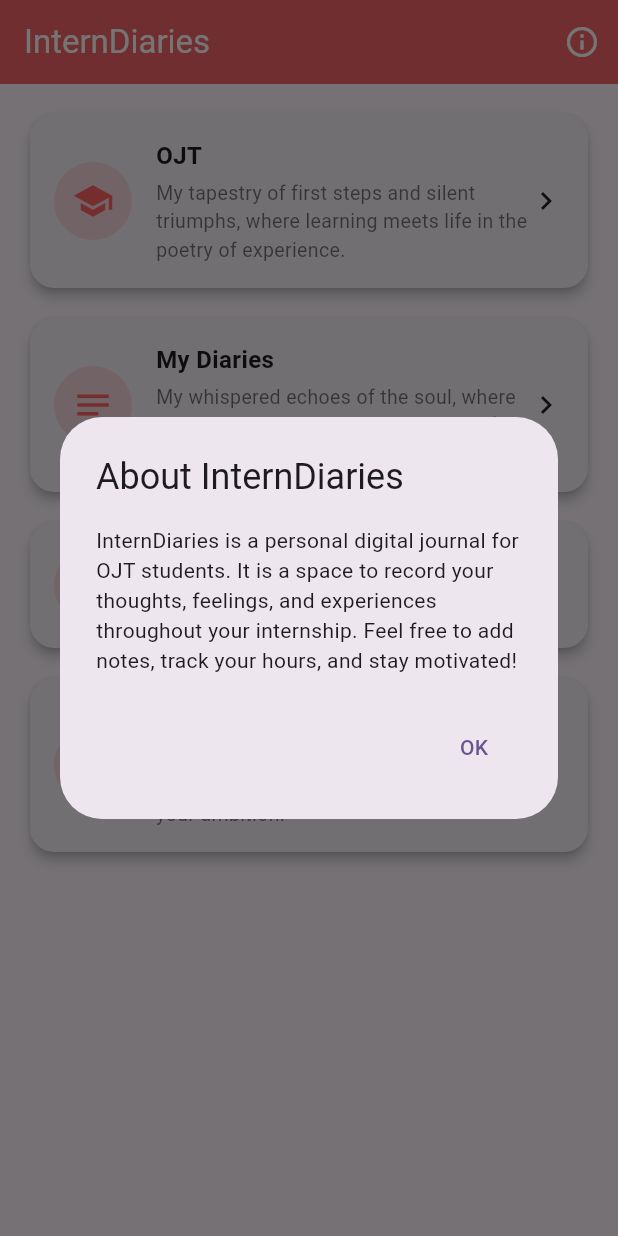
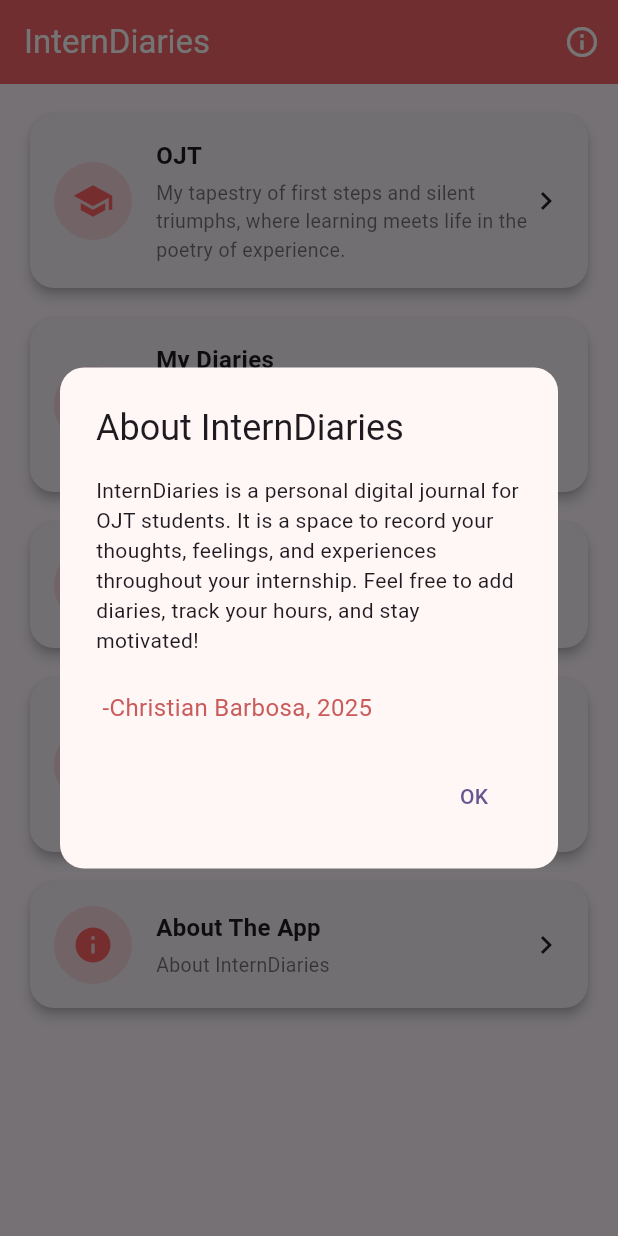
Before and after one commit to lightdarkmaster/ojt_app, a Flutter app: the screen it shows after launch, after a tap on the "info outline" icon, on a phone screen of 412 x 824 dp. Run offline on Flutter 3.47's test engine with Material 3 defaults, Android fonts, the light colour scheme and no system bars; our stand-ins replace sqflite; accounts and stored records are empty.

```diff
--- a/lib/pages/home_page.dart
+++ b/lib/pages/home_page.dart
@@ -1,4 +1,5 @@
 import 'package:flutter/material.dart';
+import 'package:ojt_app/pages/about_app.dart';
 import 'package:ojt_app/pages/my_notes.dart';
 import 'package:ojt_app/pages/ojt_hourSolver.dart';
 import 'package:ojt_app/pages/ojt_introduction.dart';
@@ -26,6 +27,8 @@ class _HomePageState extends State<HomePage> {
         page = const HourSolver();
       case 3:
         page = const Motivation();
+      case 4:
+        page = const AboutApp();
         break;
       default:
         return;
@@ -60,6 +63,11 @@ class _HomePageState extends State<HomePage> {
         'title': 'Daily Motivation',
         'subtitle': 'Each day is a blank page — rise, write boldly, and let your actions be the ink of your ambition.',
       },
+      {
+        'icon': Icons.info_rounded,
+        'title': 'About The App',
+        'subtitle': 'About InternDiaries',
+      },
     ];
 
     return Scaffold(
@@ -77,8 +85,24 @@ class _HomePageState extends State<HomePage> {
                 builder: (context) {
                   return AlertDialog(
                     title: const Text('About InternDiaries'),
-                    content: const Text(
-                      'InternDiaries is a personal digital journal for OJT students. It is a space to record your thoughts, feelings, and experiences throughout your internship. Feel free to add notes, track your hours, and stay motivated!',
+                    content: Column(
+                      crossAxisAlignment: CrossAxisAlignment.start,
+                      mainAxisSize: MainAxisSize.min,
+                      children: [
+                        const Text(
+                          'InternDiaries is a personal digital journal for OJT students. It is a space to record your thoughts, feelings, and experiences throughout your internship. Feel free to add diaries, track your hours, and stay motivated!',
+                        ),
+                        const Text("\n -Christian Barbosa, 2025",
+                          style: TextStyle(
+                            fontSize:16,
+                            color: Color.fromARGB(255, 201, 91, 91),
+                          ),
+                        ),
+                      ],
+                    ),
+                    backgroundColor: const Color.fromARGB(255, 255, 246, 246),
+                    shape: RoundedRectangleBorder(
+                      borderRadius: BorderRadius.circular(16),
                     ),
                     actions: [
                       TextButton(
--- a/lib/pages/my_notes.dart
+++ b/lib/pages/my_notes.dart
@@ -214,7 +214,7 @@ class _NotesPageState extends State<NotesPage> {
               ElevatedButton(
                 onPressed: () => Navigator.pop(context, true),
                 style: ElevatedButton.styleFrom(backgroundColor: Colors.red),
-                child: const Text('Delete'),
+                child: const Text('Delete', style: TextStyle(color: Colors.white),),
               ),
             ],
           ),
@@ -405,7 +405,7 @@ class _NotesPageState extends State<NotesPage> {
               ElevatedButton(
                 onPressed: () => Navigator.pop(context, true),
                 style: ElevatedButton.styleFrom(backgroundColor: Colors.red),
-                child: const Text('Delete'),
+                child: const Text('Delete', style: TextStyle(color: Colors.white)),
               ),
             ],
           ),
--- a/lib/pages/ojt_motivation.dart
+++ b/lib/pages/ojt_motivation.dart
@@ -15,6 +15,10 @@ class _MotivationState extends State<Motivation> {
     "Every challenge is a chance to rise higher.",
     "Small progress is still progress. Keep going.",
     "Start with purpose, move with passion, end with pride.",
+    "Faith is love taking the form of aspiration \n-William Ellery Channing",
+    "You can't cross the sea merely by standing and staring at the water.",
+    "No bird soars too high if he soars with his own wings.",
+    "Don't judge each day by the harvest you reap but by the seeds that you plant.",
   ];
 
   @override
@@ -55,7 +59,10 @@ class _MotivationState extends State<Motivation> {
               ],
             ),
             child: ListTile(
-              contentPadding: const EdgeInsets.symmetric(horizontal: 20, vertical: 16),
+              contentPadding: const EdgeInsets.symmetric(
+                horizontal: 20,
+                vertical: 16,
+              ),
               leading: const Icon(Icons.format_quote, color: Colors.deepPurple),
               title: Text(
                 motivationalSpeeches[index],
--- a/pubspec.yaml
+++ b/pubspec.yaml
@@ -66,6 +66,7 @@ flutter:
     - assets/images/img2.gif
     - assets/images/img3.gif
     - assets/images/img4.gif
+    - assets/images/img5.JPG
 
   # An image asset can refer to one or more resolution-specific "variants", see
   # https://flutter.dev/to/resolution-aware-images
```
Also changed, not shown: lib/pages/about_app.dart (added, +188 -0 lines), assets/images/img5.JPG (added), 1 other file.
